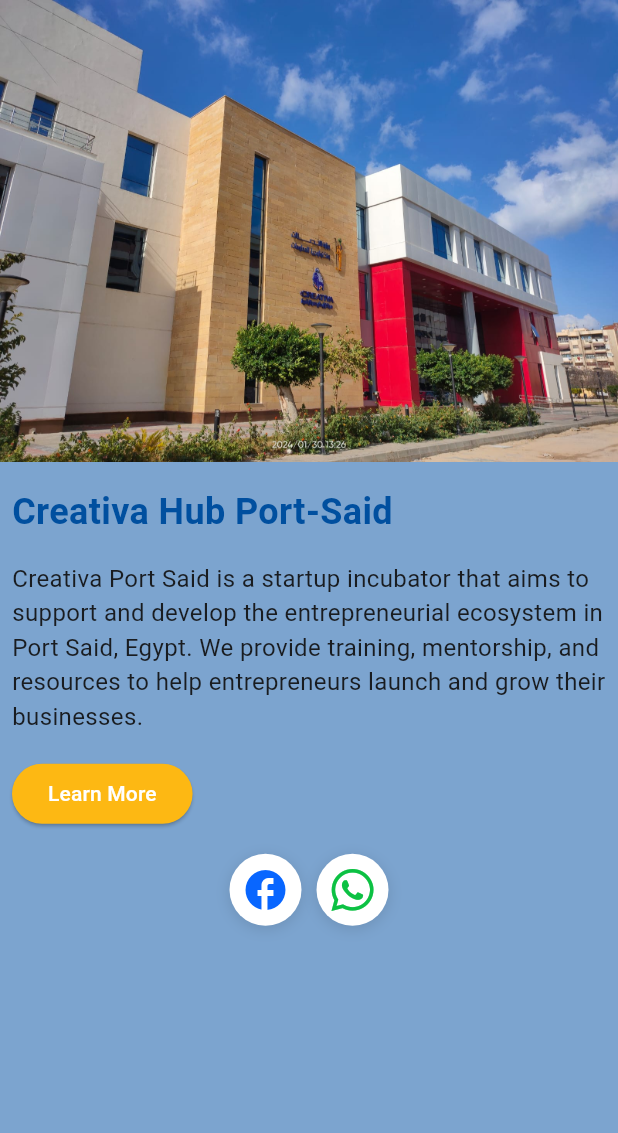
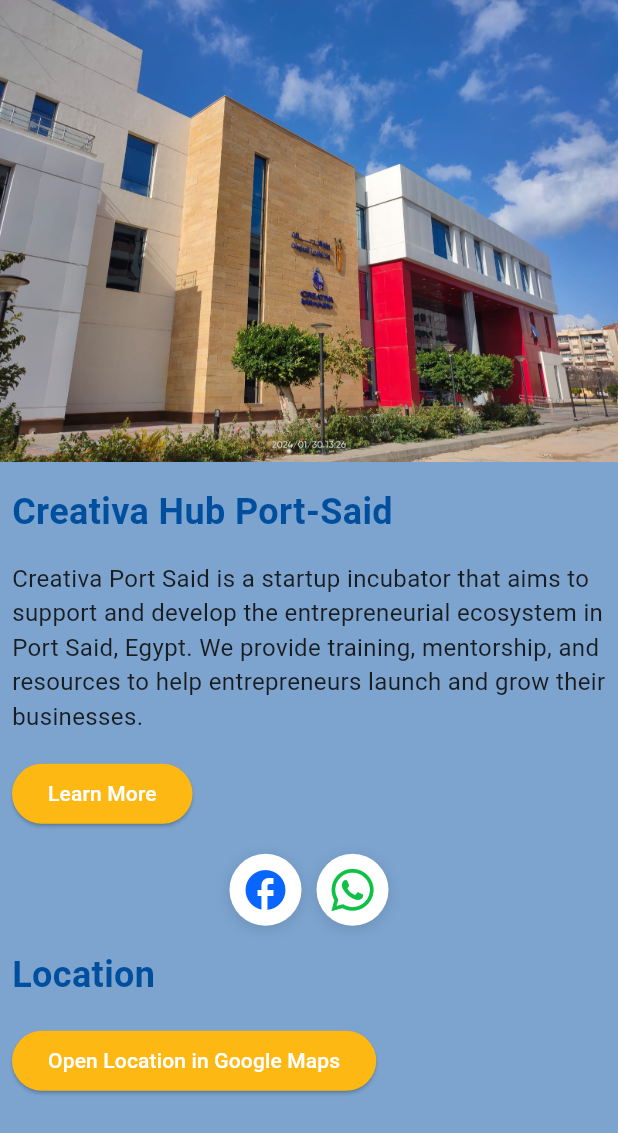
Before and after one commit to OmarSanad3/creativa-port-said-flutter-app, a Flutter app: the AboutCreativaScreen widget shown alone on an empty page, opened directly, on a phone screen of 412 x 824 dp. Shown: the top 1133 px of the screen. Run offline on Flutter 3.47's test engine with Material 3 defaults, Android fonts, the light colour scheme and no system bars; our stand-ins replace cloud_firestore, firebase_auth, firebase_core, font_awesome_flutter; missing offline and left inert: qr_code_scanner; accounts and stored records are empty.

Commit message:
Add link to google maps

```diff
--- a/lib/widgets/screens/about_creativa_screen.dart
+++ b/lib/widgets/screens/about_creativa_screen.dart
@@ -99,6 +99,34 @@
                 ),
               ],
             ),
+            const SizedBox(height: 8),
+            const Padding(
+              padding: EdgeInsets.all(8),
+              child: Text(
+                "Location",
+                style: TextStyle(
+                  fontSize: 24,
+                  color: kBlueColor,
+                  fontWeight: FontWeight.bold,
+                ),
+              ),
+            ),
+            Padding(
+              padding: const EdgeInsets.all(8),
+              child: ElevatedButton(
+                style: ButtonStyle(
+                  foregroundColor: MaterialStateProperty.all(Colors.white),
+                  backgroundColor: MaterialStateProperty.all(kYellowColor),
+                ),
+                onPressed: () {
+                  _launchURL(
+                    context,
+                    "https://maps.app.goo.gl/CrjTtdCK71Nxd7gy5",
+                  );
+                },
+                child: const Text("Open Location in Google Maps"),
+              ),
+            ),
           ],
         ),
       ),
```
